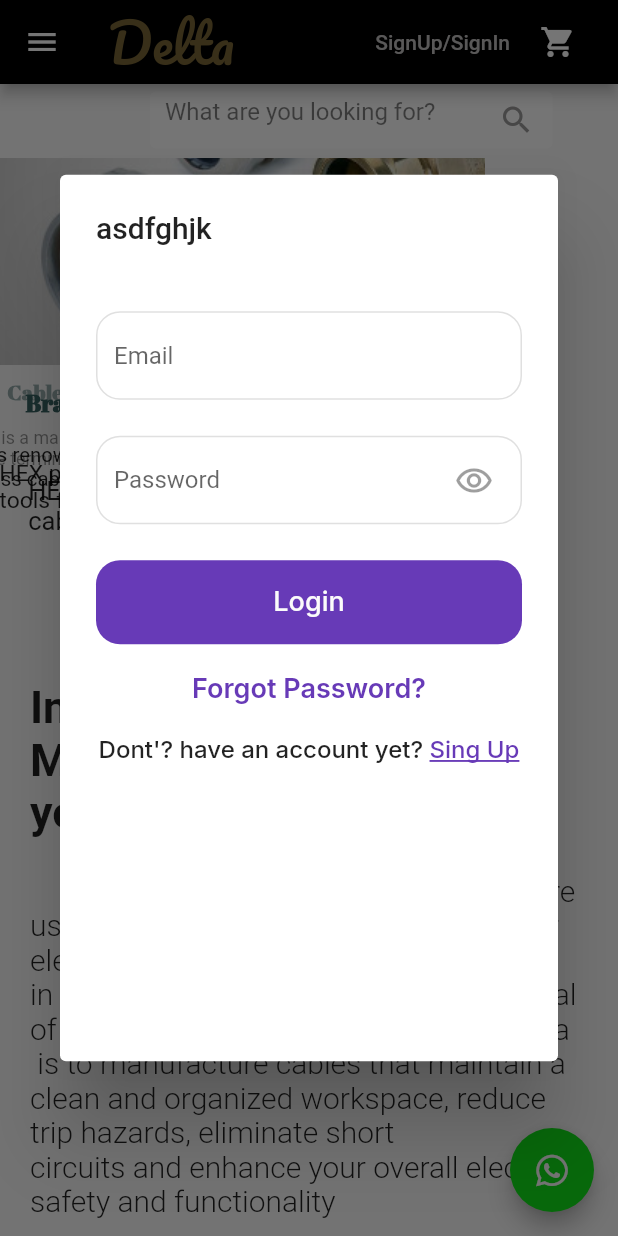
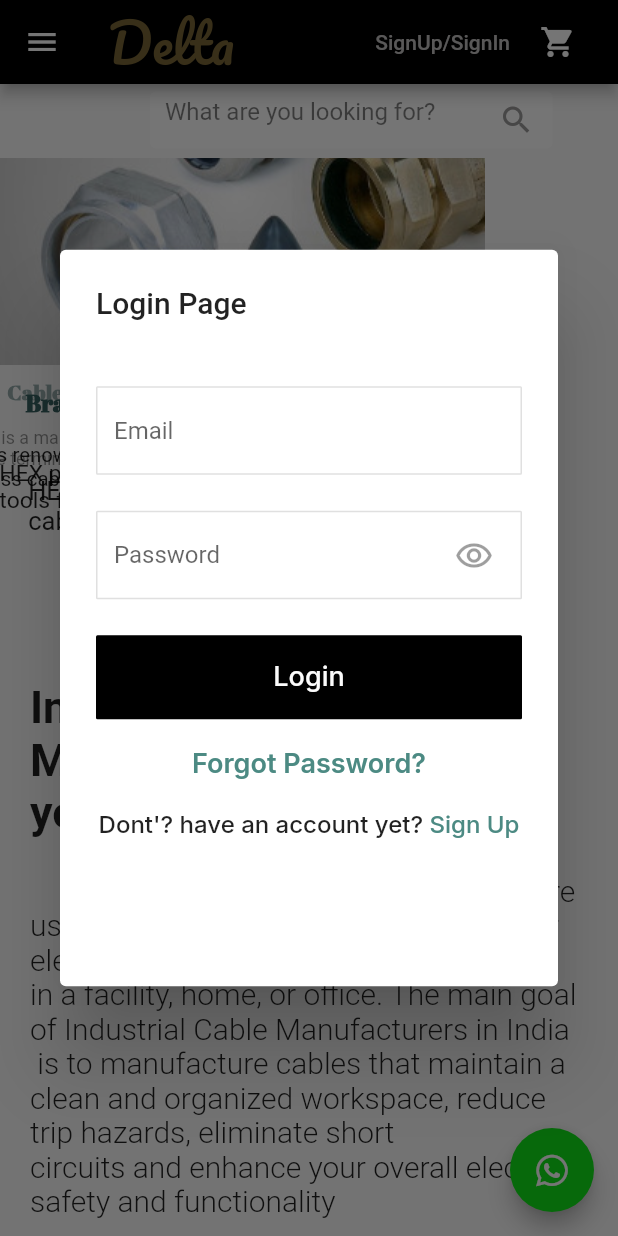
Before and after one commit to muhammedjanishca/delta, a Flutter app: the screen it shows after launch, scrolled down 576 dp, after a tap on "SignUp/SignIn", on a phone screen of 412 x 824 dp. Run offline on Flutter 3.47's test engine with Material 2 defaults, Android fonts, the phone set to English and light mode, and no system bars; our stand-ins replace badges, cloud_firestore, firebase_auth, firebase_core, flutter_swiper_view, font_awesome_flutter and 3 more; missing offline and left inert: dart:html, flutter_carousel_slider, syncfusion_flutter_pdf, syncfusion_flutter_pdfviewer; accounts and stored records are empty; network calls fail; Roboto replaces fonts that are missing (Abel); key blocks and very long unbroken strings in the code were emptied for the run.

```diff
--- a/lib/login_and_signing/loginpage.dart
+++ b/lib/login_and_signing/loginpage.dart
@@ -6,10 +6,9 @@ import 'package:flutter/material.dart';
 
 import 'package:google_fonts/google_fonts.dart';
 import 'package:provider/provider.dart';
+
 class LoginPage extends StatelessWidget {
   LoginPage({super.key});
-
-
 
   final emailTextController = TextEditingController();
 
@@ -20,10 +19,10 @@ class LoginPage extends StatelessWidget {
   Widget build(BuildContext context) {
     return Consumer<AuthenticationHelper>(builder: (context, value, child) {
       return AlertDialog(
-
-        title: Text('asdfghjk'),
-        content:
-         Container(height: 500,width: 500,
+        title: Text('Login Page'),
+        content: Container(
+          height: 400,
+          width: 500,
           child: SingleChildScrollView(
             child: Column(
               children: [
@@ -33,13 +32,13 @@ class LoginPage extends StatelessWidget {
                     controller: emailTextController,
                     decoration: InputDecoration(
                         border: OutlineInputBorder(
-                             borderRadius: BorderRadius.circular(16),
+                            borderRadius: BorderRadius.circular(1),
                             borderSide: BorderSide(color: Colors.black12)),
                         enabledBorder: OutlineInputBorder(
-                             borderRadius: BorderRadius.circular(16),
+                            borderRadius: BorderRadius.circular(1),
                             borderSide: BorderSide(color: Colors.black12)),
                         disabledBorder: OutlineInputBorder(
-                             borderRadius: BorderRadius.circular(16),
+                            borderRadius: BorderRadius.circular(1),
                             borderSide: BorderSide(color: Colors.black12)),
                         hintText: "Email"),
                   ),
@@ -63,13 +62,13 @@ class LoginPage extends StatelessWidget {
                               size: 26,
                             )),
                         border: OutlineInputBorder(
-                             borderRadius: BorderRadius.circular(16),
+                            borderRadius: BorderRadius.circular(1),
                             borderSide: BorderSide(color: Colors.black12)),
                         enabledBorder: OutlineInputBorder(
-                             borderRadius: BorderRadius.circular(16),
+                            borderRadius: BorderRadius.circular(1),
                             borderSide: BorderSide(color: Colors.black12)),
                         disabledBorder: OutlineInputBorder(
-                             borderRadius: BorderRadius.circular(16),
+                            borderRadius: BorderRadius.circular(1),
                             borderSide: BorderSide(color: Colors.black12)),
                         hintText: "Password"),
                   ),
@@ -114,17 +113,18 @@ class LoginPage extends StatelessWidget {
                       style: ButtonStyle(
                           shape: MaterialStatePropertyAll(
                               RoundedRectangleBorder(
-                                   borderRadius: BorderRadius.circular(16))),
+                                  borderRadius: BorderRadius.circular(1))),
                           backgroundColor:
-                               MaterialStatePropertyAll(Colors.deepPurple)),
+                              MaterialStatePropertyAll(Colors.black)),
                     ),
                   ),
                 ),
                 Padding(
                   padding: const EdgeInsets.only(top: 19.0),
-                   child:InkWell(
+                  child: InkWell(
                     onTap: () {
-                            Navigator.of(context).pop(); // Dismiss the current alert dialog
+                      Navigator.of(context)
+                          .pop(); // Dismiss the current alert dialog
 
                       showDialog(
                         context: context,
@@ -136,7 +136,7 @@ class LoginPage extends StatelessWidget {
                     child: Text(
                       "Forgot Password?",
                       style: GoogleFonts.inter(
-                         color: Colors.deepPurple,
+                        color: Color.fromARGB(255, 76, 138, 131),
                         fontSize: 18,
                         fontWeight: FontWeight.w600,
                       ),
@@ -160,15 +160,14 @@ class LoginPage extends StatelessWidget {
                             Navigator.pushReplacement(
                                 context,
                                 MaterialPageRoute(
-                                   builder: (context) => SignUpPage()
-                                 ));
+                                    builder: (context) => SignUpPage()));
                           },
                           child: Text(
-                             "Sing Up",
+                            "Sign Up",
                             style: GoogleFonts.inter(
-                               color: Colors.deepPurple,
+                              color: Color.fromARGB(255, 76, 138, 131),
                               fontSize: 16,
-                               decoration: TextDecoration.underline,
+                              //  decoration: TextDecoration.underline,
                               fontWeight: FontWeight.w500,
                             ),
                           ),
--- a/lib/pdfservies.dart
+++ b/lib/pdfservies.dart
@@ -43,7 +43,7 @@ class PdfService {
 PdfLayoutResult drawHeader(PdfPage page, Size pageSize, PdfGrid grid) {
   //Draw rectangle
   page.graphics.drawRectangle(
-      brush: PdfSolidBrush(PdfColor(91, 126, 215)),
+      brush: PdfSolidBrush(PdfColor(75, 138, 131)),
       bounds: Rect.fromLTWH(0, 0, pageSize.width - 115, 90));
   //Draw string
   page.graphics.drawString(
@@ -54,7 +54,7 @@ PdfLayoutResult drawHeader(PdfPage page, Size pageSize, PdfGrid grid) {
 
   page.graphics.drawRectangle(
       bounds: Rect.fromLTWH(400, 0, pageSize.width - 400, 90),
-      brush: PdfSolidBrush(PdfColor(65, 104, 205)));
+      brush: PdfSolidBrush(PdfColor(75, 138, 131)));
 
   page.graphics.drawString(r'$' + getTotalAmount(grid).toString(),
       PdfStandardFont(PdfFontFamily.helvetica, 18),
@@ -146,7 +146,7 @@ void drawFooter(PdfPage page, Size pageSize) {
 }
 
 //Create PDF grid and return
-PdfGrid getGrid(List cartItems) {
+    PdfGrid getGrid(List cartItems) {
   //Create a PDF grid
   final PdfGrid grid = PdfGrid();
   //Secify the columns count to the grid.
--- a/lib/quotationPage.dart
+++ b/lib/quotationPage.dart
@@ -99,7 +99,8 @@ class QuotationPage extends StatelessWidget {
               columnSpacing: 10.0,
               dividerThickness: 2,
               headingRowColor: MaterialStateColor.resolveWith(
-                  (states) => Color.fromARGB(255, 54, 98, 98)),
+                  (states) =>              Color.fromARGB(255, 76, 138, 131),
+),
               dataRowMaxHeight: 50,
               headingRowHeight: 60,
               horizontalMargin: 10,
```
Also changed, not shown: lib/login_and_signing/forgott_passoword_status.dart (+17 -15 lines), lib/login_and_signing/forgott_password.dart (+31 -32 lines), lib/login_and_signing/signup_page.dart (+26 -23 lines), 1 other file. Lines whose indentation alone changed are shown as unchanged.
